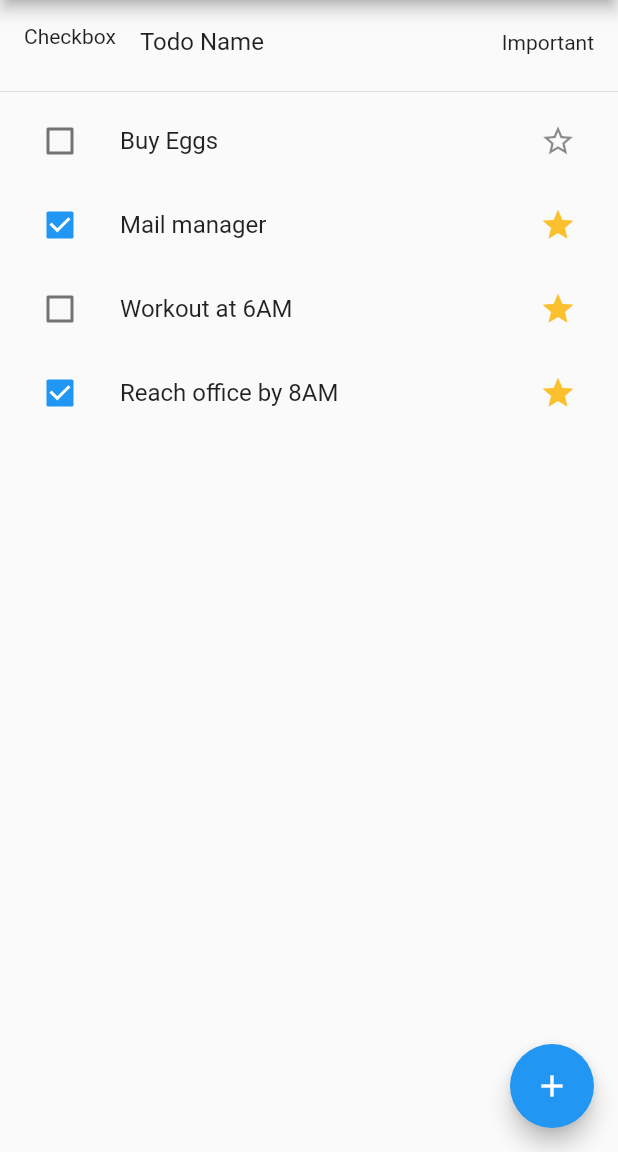
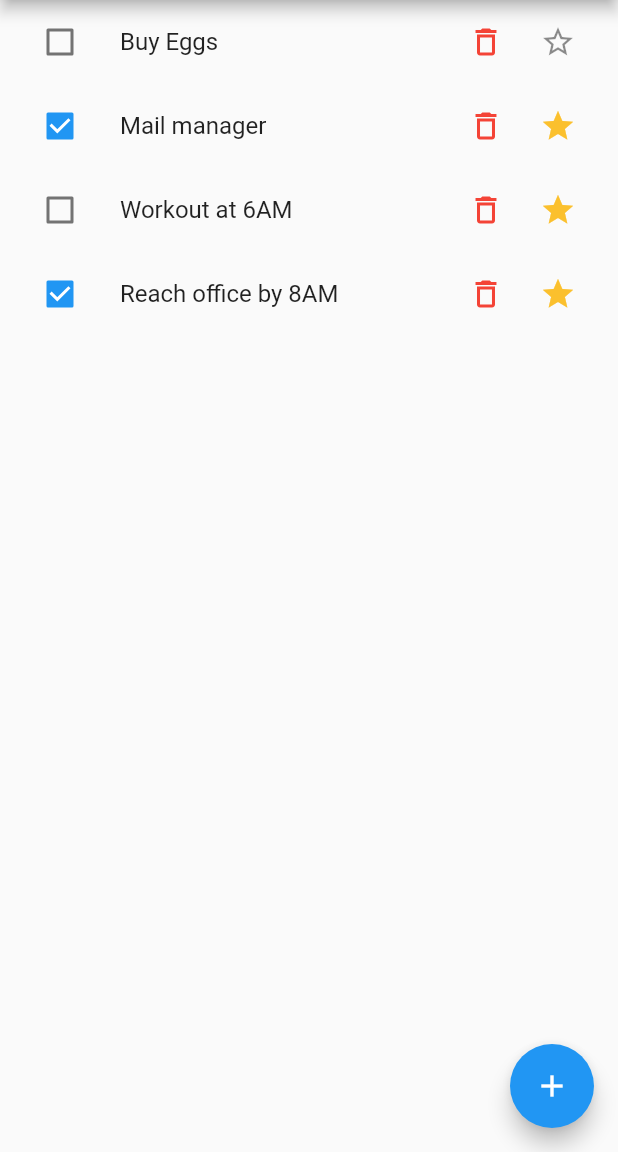
Before and after one commit to vijayboosa/things_todo_class, a Flutter app: the screen it shows after launch, on a phone screen of 412 x 824 dp, the part 84-1236 px from its top. Run offline on Flutter 3.47's test engine with Material 2 defaults, Android fonts, the phone set to English and light mode, and no system bars.

Commit message:
delete a todo and dismissible widget 25

```diff
--- a/lib/main.dart
+++ b/lib/main.dart
@@ -49,12 +49,6 @@ class _MyHomePageState extends State<MyHomePage> {
       ),
       body: Column(
         children: [
-          ListTile(
-            leading: Text('Checkbox'),
-            title: Text('Todo Name'),
-            trailing: Text('Important'),
-          ),
-          Divider(height: 10.0,),
           ...listOfTodos.map((e) => todoCard(e)).toList(),
         ],
       ),
@@ -62,14 +56,35 @@ class _MyHomePageState extends State<MyHomePage> {
   }
 
   Widget todoCard(Todo todo) {
-    return ListTile(
+    return Dismissible(
+      key: ObjectKey(todo),
+      onDismissed: (dir) {
+        print(dir);
+        listOfTodos.remove(todo);
+        setState(() {});
+      },
+      background: Container(color: Colors.blue, width: double.infinity,),
+      child: ListTile(
         leading: Checkbox(
             value: todo.isCompleted,
             onChanged: (val) => setState(() {
                   todo.isCompleted = val;
                 })),
         title: Text(todo.todoName),
-      trailing: IconButton(
+        trailing: SizedBox(
+          width: 100.0,
+          child: Row(
+            mainAxisAlignment: MainAxisAlignment.end,
+            children: [
+              IconButton(
+                color: Colors.red,
+                icon: Icon(Icons.delete_outline),
+                onPressed: () {
+                  listOfTodos.remove(todo);
+                  setState(() {});
+                },
+              ),
+              IconButton(
                   icon: todo.important
                       ? Icon(Icons.star, color: Colors.yellow[700])
                       : Icon(
@@ -80,26 +95,10 @@ class _MyHomePageState extends State<MyHomePage> {
                       todo.important = !todo.important;
                     });
                   }),
+            ],
+          ),
+        ),
+      ),
     );
   }
-
-// Widget todoCard() {
-//   return Padding(
-//     padding: const EdgeInsets.only(left: 20.0, right: 30.0),
-//     child: Row(
-//       children: [
-//         Text('Buy Eggs'),
-//         Spacer(),
-//         Checkbox(
-//             value: value,
-//             onChanged: (val) {
-//               print(val);
-//               setState(() {
-//                 value = val;
-//               });
-//             })
-//       ],
-//     ),
-//   );
-// }
 }
```
Lines whose indentation alone changed are shown as unchanged.
